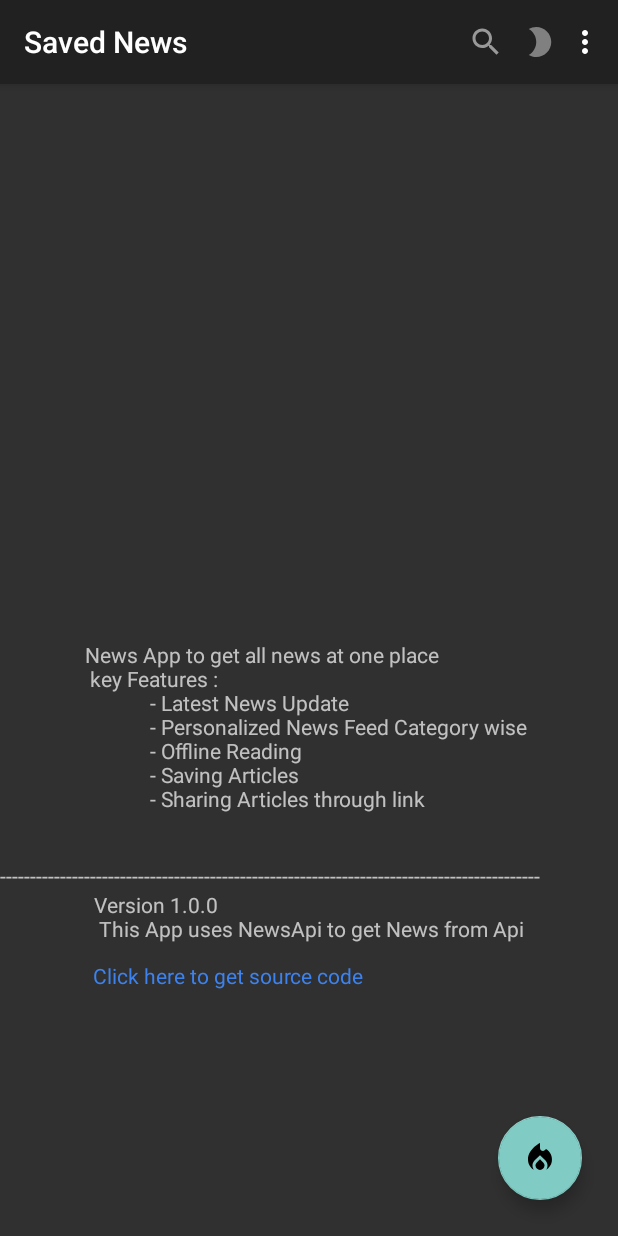
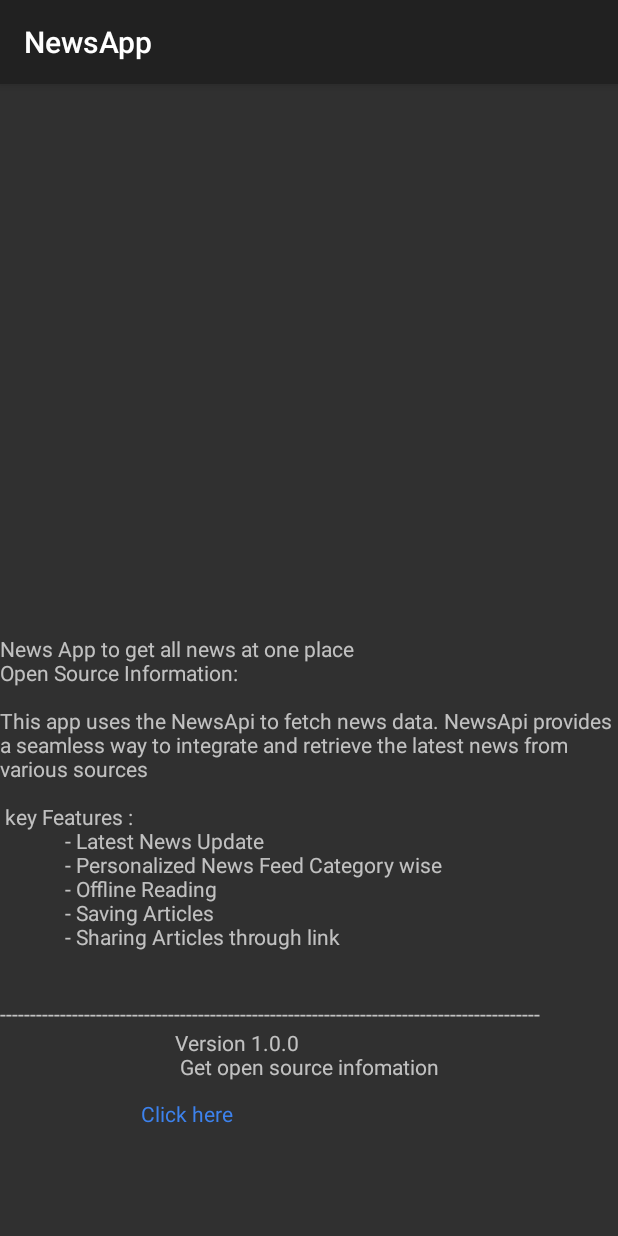
Before and after one commit to yojan15/NewsApp, an Android app: the screen it shows after launch (MainActivity before the commit, AboutApp after it), in the options menu, after a tap on "About", on a phone screen of 412 x 824 dp. Run offline under Robolectric (Android 15) with nearby library versions, the phone set to English and light mode, and no system bars; our stand-ins replace Room's generated code; pictures from the network do not load.

Commit message:
About us done

```diff
--- /dev/null
+++ b/app/src/main/java/com/example/newsapp/AboutApp.kt
@@ -0,0 +1,32 @@
+package com.example.newsapp
+
+import android.content.Intent
+import android.net.Uri
+import androidx.appcompat.app.AppCompatActivity
+import android.os.Bundle
+import com.example.newsapp.databinding.ActivityAboutAppBinding
+
+class AboutApp : AppCompatActivity() {
+    private lateinit var binding : ActivityAboutAppBinding
+    override fun onCreate(savedInstanceState: Bundle?) {
+        super.onCreate(savedInstanceState)
+        binding = ActivityAboutAppBinding.inflate(layoutInflater)
+        setContentView(binding.root)
+        githubLink()
+    }
+
+    override fun onBackPressed() {
+        super.onBackPressed()
+        val intent = Intent(this, MainActivity::class.java)
+        startActivity(intent)
+        finish()
+    }
+
+    private fun githubLink() {
+        binding.github.setOnClickListener {
+            val githubUrl = Uri.parse("https://github.com/yojan15/NewsApp")
+            val intent = Intent(Intent.ACTION_VIEW,githubUrl)
+            startActivity(intent)
+        }
+    }
+}
--- a/app/src/main/java/com/example/newsapp/MainActivity.kt
+++ b/app/src/main/java/com/example/newsapp/MainActivity.kt
@@ -1,5 +1,6 @@
 package com.example.newsapp
 
+import android.content.Intent
 import android.content.res.Configuration
 import android.os.Bundle
 import android.util.Log
@@ -74,6 +75,13 @@ class MainActivity : AppCompatActivity() {
             }
         }
     }
+
+//    override fun onBackPressed() {
+//        super.onBackPressed()
+//        val intent = Intent(this, MainActivity::class.java)
+//        startActivity(intent)
+//        finish()
+//    }
 
     private fun showPopupMenu(view: View) {
         val popupMenu = PopupMenu(this, view)
@@ -212,12 +220,14 @@ class MainActivity : AppCompatActivity() {
             }
 
             R.id.about -> {
-                val fragment = About()
-                supportFragmentManager.beginTransaction()
-                    .replace(R.id.fragmentContainerView, fragment)
-                    .addToBackStack(null)
-                    .setTransition(FragmentTransaction.TRANSIT_FRAGMENT_OPEN)
-                    .commit()
+//                val fragment = About()
+//                supportFragmentManager.beginTransaction()
+//                    .replace(R.id.fragmentContainerView, fragment)
+//                    .addToBackStack(null)
+//                    .setTransition(FragmentTransaction.TRANSIT_FRAGMENT_OPEN)
+//                    .commit()
+                startActivity(Intent(this,AboutApp::class.java))
+                finish()
                 Toast.makeText(this, "About Clicked", Toast.LENGTH_SHORT).show()
             }
 
--- a/app/src/main/java/com/example/newsapp/fragments/About.kt
+++ b/app/src/main/java/com/example/newsapp/fragments/About.kt
@@ -17,15 +17,14 @@ class About : Fragment()  {
     ): View {
         // Inflate the layout for this fragment
         binding = FragmentAboutBinding.inflate(inflater, container, false)
-        githubLink()
+//        githubLink()
         return binding.root
     }
-
-    private fun githubLink() {
-        binding.github.setOnClickListener {
-            val githubUrl = Uri.parse("https://github.com/yojan15/NewsApp")
-            val intent = Intent(Intent.ACTION_VIEW,githubUrl)
-            startActivity(intent)
-        }
-    }
+//    private fun githubLink() {
+//        binding.github.setOnClickListener {
+//            val githubUrl = Uri.parse("https://github.com/yojan15/NewsApp")
+//            val intent = Intent(Intent.ACTION_VIEW,githubUrl)
+//            startActivity(intent)
+//        }
+//    }
 }
--- /dev/null
+++ b/app/src/main/res/layout/activity_about_app.xml
@@ -0,0 +1,65 @@
+<?xml version="1.0" encoding="utf-8"?>
+<androidx.constraintlayout.widget.ConstraintLayout xmlns:android="http://schemas.android.com/apk/res/android"
+    xmlns:app="http://schemas.android.com/apk/res-auto"
+    xmlns:tools="http://schemas.android.com/tools"
+    android:layout_width="match_parent"
+    android:layout_height="match_parent"
+    tools:context=".AboutApp">
+
+    <pl.droidsonroids.gif.GifImageView
+        android:id="@+id/gifImageView"
+        android:layout_width="wrap_content"
+        android:layout_height="wrap_content"
+        android:src="@drawable/gif"
+        app:layout_constraintEnd_toEndOf="parent"
+        app:layout_constraintStart_toStartOf="parent"
+        app:layout_constraintTop_toTopOf="parent" />
+
+
+    <TextView
+        android:id="@+id/textView2"
+        android:layout_width="wrap_content"
+        android:layout_height="wrap_content"
+        android:text="News App to get all news at one place \nOpen Source Information:\n\nThis app uses the NewsApi to fetch news data. NewsApi provides a seamless way to integrate and retrieve the latest news from various sources \n  \n key Features : \n
+            - Latest News Update \n             - Personalized News Feed Category wise \n
+            - Offline Reading \n
+            - Saving Articles \n
+            - Sharing Articles through link \n \n"
+        app:layout_constraintBottom_toBottomOf="parent"
+        app:layout_constraintEnd_toEndOf="parent"
+        app:layout_constraintHorizontal_bias="0.495"
+        app:layout_constraintStart_toStartOf="parent"
+        app:layout_constraintTop_toBottomOf="@+id/gifImageView"
+        app:layout_constraintVertical_bias="0.04" />
+
+
+    <TextView
+        android:id="@+id/textView3"
+        android:layout_width="match_parent"
+        android:layout_height="wrap_content"
+        android:text="------------------------------------------------------------------------------------------"
+        app:layout_constraintEnd_toEndOf="parent"
+        app:layout_constraintStart_toStartOf="parent"
+        app:layout_constraintTop_toBottomOf="@+id/textView2" />
+
+    <TextView
+        android:id="@+id/textView4"
+        android:layout_width="wrap_content"
+        android:layout_height="wrap_content"
+        android:text="Version 1.0.0 \n Get open source infomation "
+        app:layout_constraintEnd_toEndOf="parent"
+        app:layout_constraintStart_toStartOf="parent"
+        app:layout_constraintTop_toBottomOf="@+id/textView3" />
+
+    <TextView
+        android:id="@+id/github"
+        android:layout_width="wrap_content"
+        android:layout_height="wrap_content"
+        android:layout_marginTop="12dp"
+        android:text="Click here"
+        android:textColor="@color/blue"
+        app:layout_constraintEnd_toEndOf="parent"
+        app:layout_constraintHorizontal_bias="0.269"
+        app:layout_constraintStart_toStartOf="parent"
+        app:layout_constraintTop_toBottomOf="@+id/textView4" />
+</androidx.constraintlayout.widget.ConstraintLayout>
--- a/app/src/main/res/layout/fragment_about.xml
+++ b/app/src/main/res/layout/fragment_about.xml
@@ -10,62 +10,62 @@
         android:layout_width="match_parent"
         android:layout_height="match_parent">
 
-        <pl.droidsonroids.gif.GifImageView
-            android:id="@+id/gifImageView"
-            android:layout_width="wrap_content"
-            android:layout_height="wrap_content"
-            android:src="@drawable/gif"
-            app:layout_constraintEnd_toEndOf="parent"
-            app:layout_constraintStart_toStartOf="parent"
-            app:layout_constraintTop_toTopOf="parent" />
+<!--        <pl.droidsonroids.gif.GifImageView-->
+<!--            android:id="@+id/gifImageView"-->
+<!--            android:layout_width="wrap_content"-->
+<!--            android:layout_height="wrap_content"-->
+<!--            android:src="@drawable/gif"-->
+<!--            app:layout_constraintEnd_toEndOf="parent"-->
+<!--            app:layout_constraintStart_toStartOf="parent"-->
+<!--            app:layout_constraintTop_toTopOf="parent" />-->
 
 
-        <TextView
-            android:id="@+id/textView2"
-            android:layout_width="wrap_content"
-            android:layout_height="wrap_content"
-            android:text="News App to get all news at one place \n key Features : \n
-            - Latest News Update \n             - Personalized News Feed Category wise \n
-            - Offline Reading \n
-            - Saving Articles \n
-            - Sharing Articles through link \n \n"
-            app:layout_constraintBottom_toBottomOf="parent"
-            app:layout_constraintEnd_toEndOf="parent"
-            app:layout_constraintHorizontal_bias="0.495"
-            app:layout_constraintStart_toStartOf="parent"
-            app:layout_constraintTop_toBottomOf="@+id/gifImageView"
-            app:layout_constraintVertical_bias="0.04" />
+<!--        <TextView-->
+<!--            android:id="@+id/textView2"-->
+<!--            android:layout_width="wrap_content"-->
+<!--            android:layout_height="wrap_content"-->
+<!--            android:text="News App to get all news at one place \n key Features : \n-->
+<!--            - Latest News Update \n             - Personalized News Feed Category wise \n-->
+<!--            - Offline Reading \n-->
+<!--            - Saving Articles \n-->
+<!--            - Sharing Articles through link \n \n"-->
+<!--            app:layout_constraintBottom_toBottomOf="parent"-->
+<!--            app:layout_constraintEnd_toEndOf="parent"-->
+<!--            app:layout_constraintHorizontal_bias="0.495"-->
+<!--            app:layout_constraintStart_toStartOf="parent"-->
+<!--            app:layout_constraintTop_toBottomOf="@+id/gifImageView"-->
+<!--            app:layout_constraintVertical_bias="0.04" />-->
 
 
-        <TextView
-            android:id="@+id/textView3"
-            android:layout_width="match_parent"
-            android:layout_height="wrap_content"
-            android:text="------------------------------------------------------------------------------------------"
-            app:layout_constraintEnd_toEndOf="parent"
-            app:layout_constraintStart_toStartOf="parent"
-            app:layout_constraintTop_toBottomOf="@+id/textView2" />
+<!--        <TextView-->
+<!--            android:id="@+id/textView3"-->
+<!--            android:layout_width="match_parent"-->
+<!--            android:layout_height="wrap_content"-->
+<!--            android:text="&#45;&#45;&#45;&#45;&#45;&#45;&#45;&#45;&#45;&#45;&#45;&#45;&#45;&#45;&#45;&#45;&#45;&#45;&#45;&#45;&#45;&#45;&#45;&#45;&#45;&#45;&#45;&#45;&#45;&#45;&#45;&#45;&#45;&#45;&#45;&#45;&#45;&#45;&#45;&#45;&#45;&#45;&#45;&#45;&#45;&#45;&#45;&#45;&#45;&#45;&#45;&#45;&#45;&#45;&#45;&#45;&#45;&#45;&#45;&#45;&#45;&#45;&#45;&#45;&#45;&#45;&#45;&#45;&#45;&#45;&#45;&#45;&#45;&#45;&#45;&#45;&#45;&#45;&#45;&#45;&#45;&#45;&#45;&#45;&#45;&#45;&#45;&#45;&#45;&#45;"-->
+<!--            app:layout_constraintEnd_toEndOf="parent"-->
+<!--            app:layout_constraintStart_toStartOf="parent"-->
+<!--            app:layout_constraintTop_toBottomOf="@+id/textView2" />-->
 
-        <TextView
-            android:id="@+id/textView4"
-            android:layout_width="wrap_content"
-            android:layout_height="wrap_content"
-            android:text="Version 1.0.0 \n This App uses NewsApi to get News from Api"
-            app:layout_constraintEnd_toEndOf="parent"
-            app:layout_constraintStart_toStartOf="parent"
-            app:layout_constraintTop_toBottomOf="@+id/textView3" />
+<!--        <TextView-->
+<!--            android:id="@+id/textView4"-->
+<!--            android:layout_width="wrap_content"-->
+<!--            android:layout_height="wrap_content"-->
+<!--            android:text="Version 1.0.0 \n This App uses NewsApi to get News from Api"-->
+<!--            app:layout_constraintEnd_toEndOf="parent"-->
+<!--            app:layout_constraintStart_toStartOf="parent"-->
+<!--            app:layout_constraintTop_toBottomOf="@+id/textView3" />-->
 
-        <TextView
-            android:id="@+id/github"
-            android:layout_width="wrap_content"
-            android:layout_height="wrap_content"
-            android:layout_marginTop="12dp"
-            android:text="Click here to get source code"
-            android:textColor="@color/blue"
-            app:layout_constraintEnd_toEndOf="parent"
-            app:layout_constraintHorizontal_bias="0.269"
-            app:layout_constraintStart_toStartOf="parent"
-            app:layout_constraintTop_toBottomOf="@+id/textView4" />
+<!--        <TextView-->
+<!--            android:id="@+id/github"-->
+<!--            android:layout_width="wrap_content"-->
+<!--            android:layout_height="wrap_content"-->
+<!--            android:layout_marginTop="12dp"-->
+<!--            android:text="Click here to get source code"-->
+<!--            android:textColor="@color/blue"-->
+<!--            app:layout_constraintEnd_toEndOf="parent"-->
+<!--            app:layout_constraintHorizontal_bias="0.269"-->
+<!--            app:layout_constraintStart_toStartOf="parent"-->
+<!--            app:layout_constraintTop_toBottomOf="@+id/textView4" />-->
     </androidx.constraintlayout.widget.ConstraintLayout>
 
 </FrameLayout>
```
Also changed, not shown: app/src/main/AndroidManifest.xml (+5 -2 lines).
